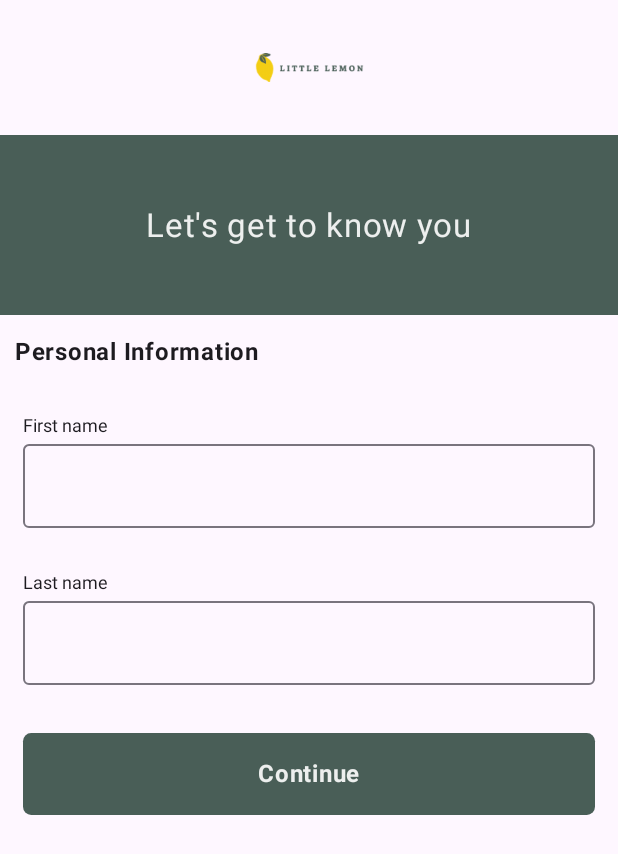
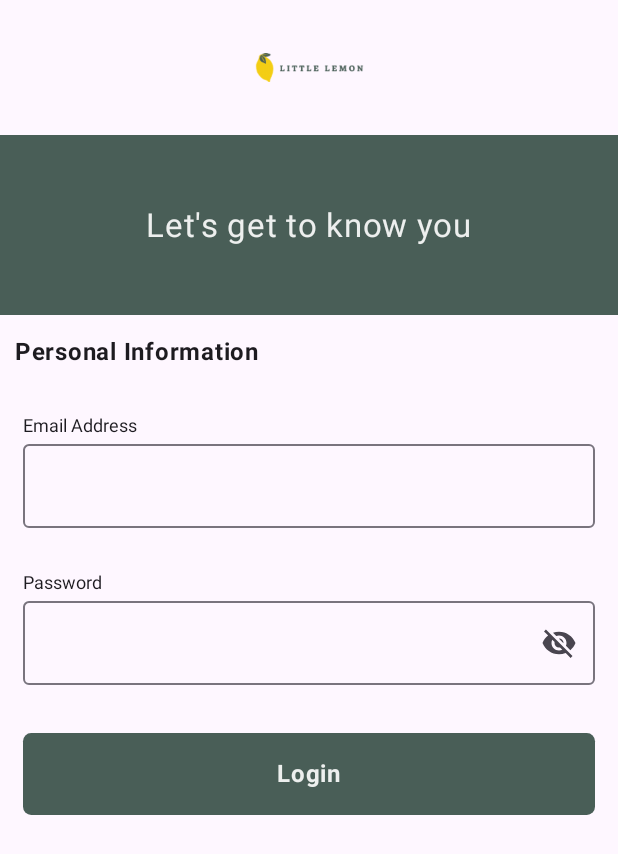
Before and after one commit to kedrakk/little_lemon_coursera, an Android app built with Jetpack Compose: the screen it shows after launch (MainActivity), on a phone screen of 412 x 824 dp. Shown: the top 854 px of the screen. Run offline under Robolectric (Android 15) with nearby library versions, the phone set to English and light mode, and no system bars.

Commit message:
add login page

```diff
--- a/app/src/main/java/com/example/littlelemoncoursera/navigation/Routes.kt
+++ b/app/src/main/java/com/example/littlelemoncoursera/navigation/Routes.kt
@@ -1,5 +1,5 @@
 package com.example.littlelemoncoursera.navigation
 
 enum class Routes {
-    REGISTER, HOME
+    REGISTER, LOGIN, HOME
 }
--- a/app/src/main/java/com/example/littlelemoncoursera/ui/LittleLemonMain.kt
+++ b/app/src/main/java/com/example/littlelemoncoursera/ui/LittleLemonMain.kt
@@ -11,6 +11,7 @@ import androidx.navigation.compose.composable
 import androidx.navigation.compose.rememberNavController
 import com.example.littlelemoncoursera.navigation.Routes
 import com.example.littlelemoncoursera.ui.screens.home.HomePage
+import com.example.littlelemoncoursera.ui.screens.onboarding.LoginPage
 import com.example.littlelemoncoursera.ui.screens.onboarding.RegisterPage
 import com.example.littlelemoncoursera.viewmodels.onboarding.OnboardingViewModel
 
@@ -23,13 +24,25 @@ fun LittleLemonMainPage() {
             .fillMaxHeight()
     ) {
         val navController = rememberNavController()
-        NavHost(navController = navController, startDestination = Routes.REGISTER.name) {
+        NavHost(navController = navController, startDestination = Routes.LOGIN.name) {
             composable(Routes.REGISTER.name) {
                 RegisterPage(
                     viewModel = OnboardingViewModel(),
                     onNavigateToHome = {
                         navController.navigate(Routes.HOME.name){
                             popUpTo(Routes.REGISTER.name){
+                                inclusive = true
+                            }
+                        }
+                    }
+                )
+            }
+            composable(Routes.LOGIN.name) {
+                LoginPage(
+                    viewModel = OnboardingViewModel(),
+                    onNavigateToHome = {
+                        navController.navigate(Routes.HOME.name){
+                            popUpTo(Routes.LOGIN.name){
                                 inclusive = true
                             }
                         }
--- a/app/src/main/java/com/example/littlelemoncoursera/ui/screens/onboarding/Login.kt
+++ b/app/src/main/java/com/example/littlelemoncoursera/ui/screens/onboarding/Login.kt
@@ -1 +1,95 @@
 package com.example.littlelemoncoursera.ui.screens.onboarding
+
+import android.widget.Toast
+import androidx.compose.foundation.layout.padding
+import androidx.compose.material3.MaterialTheme
+import androidx.compose.material3.Text
+import androidx.compose.runtime.Composable
+import androidx.compose.runtime.collectAsState
+import androidx.compose.runtime.getValue
+import androidx.compose.runtime.mutableStateOf
+import androidx.compose.runtime.remember
+import androidx.compose.runtime.setValue
+import androidx.compose.ui.Modifier
+import androidx.compose.ui.graphics.Color
+import androidx.compose.ui.platform.LocalContext
+import androidx.compose.ui.text.style.TextAlign
+import androidx.compose.ui.unit.dp
+import androidx.compose.ui.unit.sp
+import com.example.littlelemoncoursera.ui.screens.components.ActionButton
+import com.example.littlelemoncoursera.ui.screens.components.TextInputField
+import com.example.littlelemoncoursera.viewmodels.onboarding.OnboardingViewModel
+
+@Composable
+fun LoginPage(viewModel:OnboardingViewModel,onNavigateToHome:()->Unit) {
+    val uiState by viewModel.uiState.collectAsState()
+    var emailText by remember {
+        mutableStateOf("")
+    }
+    var emailError by remember {
+        mutableStateOf("")
+    }
+    var passwordText by remember {
+        mutableStateOf("")
+    }
+    var passwordError by remember {
+        mutableStateOf("")
+    }
+    val context = LocalContext.current
+
+    AuthTemplate {
+        TextInputField(label = "Email Address", value = emailText, onValueChange = {
+            emailText = it
+        }, isError = emailError.isNotEmpty())
+        if (emailError.isNotEmpty())
+            Text(
+                text = "* $emailError",
+                modifier = Modifier.padding(horizontal = 15.dp),
+                style = MaterialTheme.typography.bodySmall.copy(
+                    color = Color.Red,
+                    fontSize = 10.sp
+                ),
+                textAlign = TextAlign.Left
+            )
+        TextInputField(
+            label = "Password",
+            value = passwordText,
+            onValueChange = {
+                passwordText = it
+            },
+            isPassword = true,
+            passwordVisible = uiState.obscured,
+            onPasswordVisibilityChanged = { viewModel.changePasswordVisibility() },
+            isError = passwordError.isNotEmpty()
+        )
+        if (passwordError.isNotEmpty())
+            Text(
+                text = "* $passwordError",
+                modifier = Modifier.padding(horizontal = 15.dp),
+                style = MaterialTheme.typography.bodySmall.copy(
+                    color = Color.Red,
+                    fontSize = 10.sp
+                )
+            )
+        ActionButton(
+            onClick = {
+                emailError =
+                    if (viewModel.emptyValidation(emailText)) "Email must be filled" else if (viewModel.emailValidation(
+                            emailText
+                        )
+                    ) "Invalid Email" else ""
+                passwordError =
+                    if (viewModel.emptyValidation(passwordText)) "Password must be filled" else ""
+                if(emailError.isEmpty()&&passwordError.isEmpty()){
+                    Toast.makeText(
+                        context,
+                        "LoggedIn successfully",
+                        Toast.LENGTH_SHORT
+                    ).show()
+                    onNavigateToHome()
+                }
+            },
+            label = "Login"
+        )
+    }
+}
```
Also changed, not shown: app/src/main/java/com/example/littlelemoncoursera/ui/screens/onboarding/Register.kt (+0 -18 lines).
